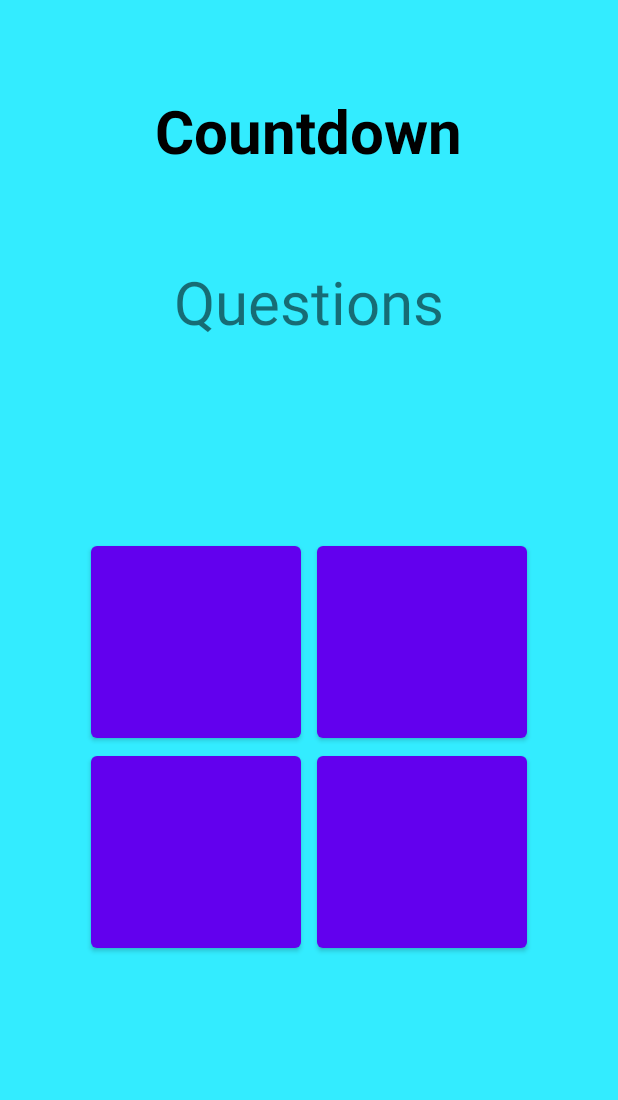
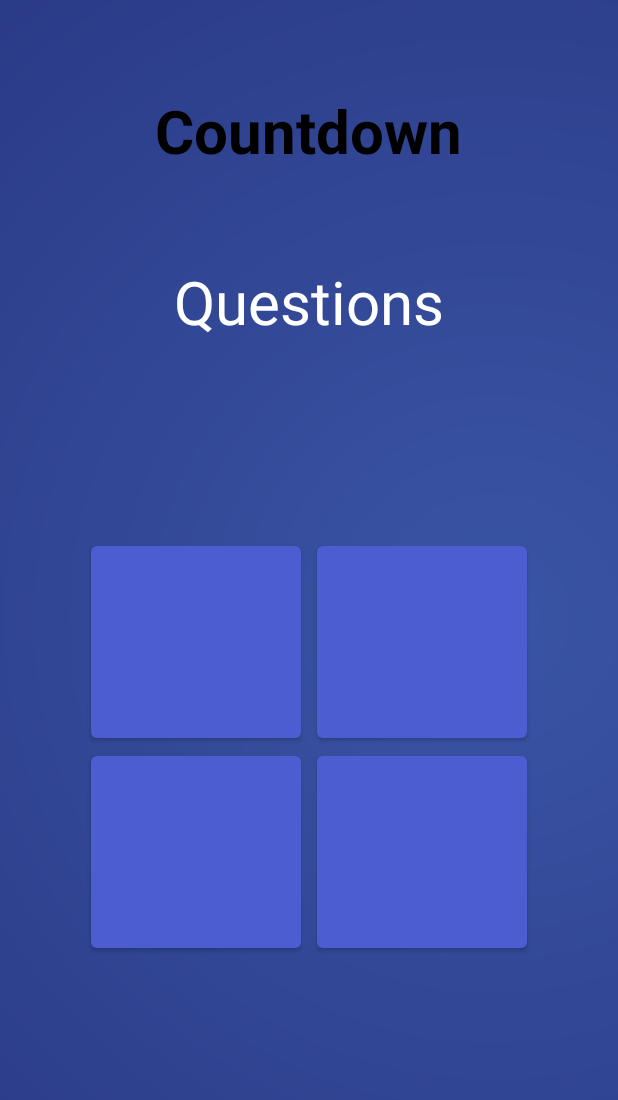
Before and after one commit to Carr99/QuizApp, an Android app: the layout fragment_game.xml on its own in the app's theme, with its tools: preview values and no code run, on a phone screen of 412 x 824 dp. Shown: the top 1100 px of the screen. Run offline under Robolectric (Android 15) with nearby library versions, the phone set to English and light mode, and no system bars.

Commit message:
New design

```diff
--- /dev/null
+++ b/app/src/main/res/drawable/gradient_background.xml
@@ -0,0 +1,11 @@
+<?xml version="1.0" encoding="utf-8"?>
+<shape android:shape="rectangle" xmlns:android="http://schemas.android.com/apk/res/android">
+    <gradient
+        android:type="radial"
+        android:startColor="#3A55A5"
+        android:endColor="#24307C"
+        android:gradientRadius="1100"
+        android:angle="270"
+        android:centerX="80%"
+        android:centerY="50%"/>
+</shape>
--- a/app/src/main/res/layout/activity_main.xml
+++ b/app/src/main/res/layout/activity_main.xml
@@ -4,6 +4,7 @@
     xmlns:tools="http://schemas.android.com/tools"
     android:layout_width="match_parent"
     android:layout_height="match_parent"
+    android:background="@drawable/gradient_background"
     tools:context=".MainActivity">
 
     <androidx.fragment.app.FragmentContainerView
--- a/app/src/main/res/layout/fragment_account.xml
+++ b/app/src/main/res/layout/fragment_account.xml
@@ -3,6 +3,7 @@
     xmlns:tools="http://schemas.android.com/tools"
     android:layout_width="match_parent"
     android:layout_height="match_parent"
+    android:background="@drawable/gradient_background"
     android:gravity="center"
     android:orientation="vertical"
     tools:context=".fragments.AccountFragment">
--- a/app/src/main/res/layout/fragment_game.xml
+++ b/app/src/main/res/layout/fragment_game.xml
@@ -3,7 +3,7 @@
     xmlns:tools="http://schemas.android.com/tools"
     android:layout_width="match_parent"
     android:layout_height="match_parent"
-    android:background="#33ECFF"
+    android:background="@drawable/gradient_background"
     android:gravity="center_horizontal"
     android:orientation="vertical"
     tools:context=".fragments.GameFragment">
--- a/app/src/main/res/layout/fragment_games.xml
+++ b/app/src/main/res/layout/fragment_games.xml
@@ -3,6 +3,7 @@
     xmlns:tools="http://schemas.android.com/tools"
     android:layout_width="match_parent"
     android:layout_height="match_parent"
+    android:background="@drawable/gradient_background"
     android:gravity="center"
     android:orientation="vertical"
     tools:context=".fragments.GamesFragment">
--- a/app/src/main/res/layout/fragment_history.xml
+++ b/app/src/main/res/layout/fragment_history.xml
@@ -3,6 +3,7 @@
     xmlns:tools="http://schemas.android.com/tools"
     android:layout_width="match_parent"
     android:layout_height="match_parent"
+    android:background="@drawable/gradient_background"
     android:gravity="center"
     android:orientation="vertical"
     tools:context=".fragments.HistoryFragment">
--- a/app/src/main/res/layout/fragment_home.xml
+++ b/app/src/main/res/layout/fragment_home.xml
@@ -1,12 +1,11 @@
 <?xml version="1.0" encoding="utf-8"?>
 <LinearLayout xmlns:android="http://schemas.android.com/apk/res/android"
-    xmlns:app="http://schemas.android.com/apk/res-auto"
     xmlns:tools="http://schemas.android.com/tools"
     android:layout_width="match_parent"
     android:layout_height="match_parent"
     android:gravity="center_horizontal"
     android:orientation="vertical"
-    android:background="#33ECFF"
+    android:background="@drawable/gradient_home"
     tools:context=".fragments.HomeFragment">
 
 
--- a/app/src/main/res/layout/fragment_login.xml
+++ b/app/src/main/res/layout/fragment_login.xml
@@ -3,6 +3,7 @@
     xmlns:tools="http://schemas.android.com/tools"
     android:layout_width="match_parent"
     android:layout_height="match_parent"
+    android:background="@drawable/gradient_background"
     android:gravity="center"
     android:orientation="vertical"
     tools:context=".fragments.LoginFragment">
--- a/app/src/main/res/layout/fragment_my_games.xml
+++ b/app/src/main/res/layout/fragment_my_games.xml
@@ -3,6 +3,7 @@
     xmlns:tools="http://schemas.android.com/tools"
     android:layout_width="match_parent"
     android:layout_height="match_parent"
+    android:background="@drawable/gradient_background"
     android:gravity="center_horizontal"
     android:orientation="vertical"
     tools:context=".fragments.MyGamesFragment">
@@ -11,9 +12,8 @@
         android:layout_width="match_parent"
         android:layout_height="60dp"
         android:layout_margin="10dp"
-        android:text="Create Game"
         android:background="#388E3C"
-        />
+        android:text="Create Game" />
 
     <androidx.recyclerview.widget.RecyclerView
         android:id="@+id/recyclerView"
--- a/app/src/main/res/layout/fragment_online_or_offline.xml
+++ b/app/src/main/res/layout/fragment_online_or_offline.xml
@@ -4,7 +4,7 @@
     android:layout_width="match_parent"
     android:layout_height="match_parent"
     android:gravity="center"
-    android:background="#33ECFF"
+    android:background="@drawable/gradient_background"
     android:orientation="vertical"
     tools:context=".fragments.OnlineOfflineFragment">
 
--- a/app/src/main/res/layout/fragment_profile_menu.xml
+++ b/app/src/main/res/layout/fragment_profile_menu.xml
@@ -4,7 +4,7 @@
     android:layout_width="match_parent"
     android:layout_height="match_parent"
     android:gravity="center"
-    android:background="#33ECFF"
+    android:background="@drawable/gradient_background"
     android:orientation="vertical"
     tools:context=".fragments.ProfileMenuFragment">
 
--- a/app/src/main/res/layout/fragment_result.xml
+++ b/app/src/main/res/layout/fragment_result.xml
@@ -3,6 +3,7 @@
     xmlns:tools="http://schemas.android.com/tools"
     android:layout_width="match_parent"
     android:layout_height="match_parent"
+    android:background="@drawable/gradient_background"
     android:gravity="center"
     android:orientation="vertical"
     tools:context=".fragments.ResultFragment">
--- a/app/src/main/res/layout/fragment_signup.xml
+++ b/app/src/main/res/layout/fragment_signup.xml
@@ -3,6 +3,7 @@
     xmlns:tools="http://schemas.android.com/tools"
     android:layout_width="match_parent"
     android:layout_height="match_parent"
+    android:background="@drawable/gradient_background"
     android:gravity="center"
     android:orientation="vertical"
     tools:context=".fragments.SignUpFragment">
--- a/app/src/main/res/navigation/nav_graph.xml
+++ b/app/src/main/res/navigation/nav_graph.xml
@@ -3,7 +3,7 @@
     xmlns:app="http://schemas.android.com/apk/res-auto"
     xmlns:tools="http://schemas.android.com/tools"
     android:id="@+id/nav_graph"
-    app:startDestination="@id/homeFragment">
+    app:startDestination="@id/gameFragment">
     <fragment
         android:id="@+id/homeFragment"
         android:name="com.example.quizgame.fragments.HomeFragment"
--- a/app/src/main/res/values/colors.xml
+++ b/app/src/main/res/values/colors.xml
@@ -7,4 +7,5 @@
     <color name="teal_700">#FF018786</color>
     <color name="black">#FF000000</color>
     <color name="white">#FFFFFFFF</color>
+    <color name="button">#4B5DD1</color>
 </resources>
--- a/app/src/main/res/values/themes.xml
+++ b/app/src/main/res/values/themes.xml
@@ -2,9 +2,10 @@
     <!-- Base application theme. -->
     <style name="Theme.QuizGame" parent="Theme.MaterialComponents.DayNight.DarkActionBar">
         <!-- Primary brand color. -->
-        <item name="colorPrimary">@color/purple_500</item>
-        <item name="colorPrimaryVariant">@color/purple_700</item>
+        <item name="colorPrimary">@color/button</item>
+        <item name="colorPrimaryVariant">@color/button</item>
         <item name="colorOnPrimary">@color/white</item>
+        <item name="android:textColor">@color/white</item>
         <!-- Secondary brand color. -->
         <item name="colorSecondary">@color/teal_200</item>
         <item name="colorSecondaryVariant">@color/teal_700</item>
```
Also changed, not shown: app/src/main/res/drawable/gradient_home.xml (added, +11 -0 lines), app/src/main/res/layout/fragment_menu.xml (+5 -7 lines).
